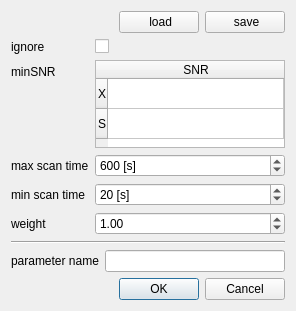
This is baselineparametersdialog.ui in TUW-VieVS/VieSchedpp as Qt 5 draws it before an edit. The edited form follows.
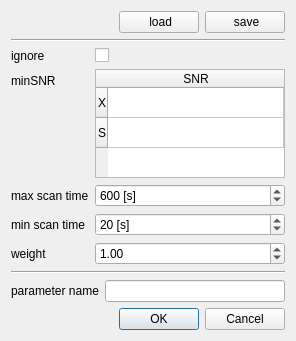
This is the edited form. Icons and pictures are not drawn.

```diff
--- a/baselineparametersdialog.ui
+++ b/baselineparametersdialog.ui
@@ -7,7 +7,7 @@
     <x>0</x>
     <y>0</y>
     <width>296</width>
-    <height>311</height>
+    <height>341</height>
    </rect>
   </property>
   <property name="windowTitle">
@@ -53,6 +53,13 @@
      </item>
     </layout>
    </item>
+   <item>
+    <widget class="Line" name="line_2">
+     <property name="orientation">
+      <enum>Qt::Horizontal</enum>
+     </property>
+    </widget>
+   </item>
    <item>
     <layout class="QFormLayout" name="formLayout">
      <item row="0" column="0">
```
Left out of the diff: 4 changed lines with no effect on the pictures.
